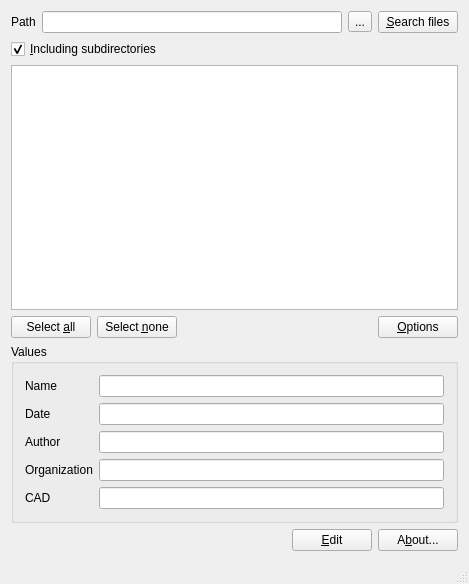
Old version of the form src/mainwindow.ui in the repository ZIMA-Engineering/ZIMA-STEP-Edit.
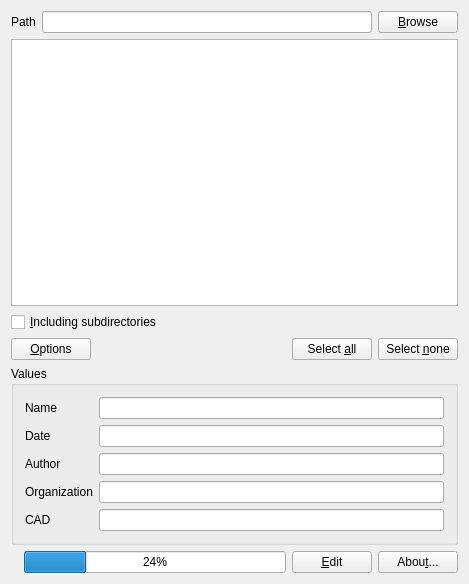
New version of the form. Icons and pictures are not drawn.

What changed in the file:
```diff
--- a/src/mainwindow.ui
+++ b/src/mainwindow.ui
@@ -10,6 +10,12 @@
     <height>584</height>
    </rect>
   </property>
+  <property name="sizePolicy">
+   <sizepolicy hsizetype="Preferred" vsizetype="Preferred">
+    <horstretch>0</horstretch>
+    <verstretch>0</verstretch>
+   </sizepolicy>
+  </property>
   <property name="windowTitle">
    <string>ZIMA-STEP-Edit BETA</string>
   </property>
@@ -35,36 +41,53 @@
        <widget class="QLineEdit" name="pathLineEdit"/>
       </item>
       <item>
-       <widget class="QToolButton" name="browseButton">
+       <widget class="QPushButton" name="browseButton">
         <property name="text">
-         <string>...</string>
+         <string>&amp;Browse</string>
         </property>
-       </widget>
-      </item>
-      <item>
-       <widget class="QPushButton" name="searchButton">
-        <property name="text">
-         <string>&amp;Search files</string>
+        <property name="icon">
+         <iconset resource="../zima-step-edit.qrc">
+          <normaloff>:/gfx/dir.xpm</normaloff>:/gfx/dir.xpm</iconset>
         </property>
        </widget>
       </item>
      </layout>
     </item>
+    <item>
+     <widget class="QListWidget" name="fileListWidget"/>
+    </item>
     <item>
      <widget class="QCheckBox" name="subdirsCheckBox">
       <property name="text">
        <string>&amp;Including subdirectories</string>
       </property>
       <property name="checked">
-       <bool>true</bool>
+       <bool>false</bool>
       </property>
      </widget>
     </item>
-    <item>
-     <widget class="QListWidget" name="fileListWidget"/>
-    </item>
     <item>
      <layout class="QHBoxLayout" name="horizontalLayout_2">
+      <item>
+       <widget class="QPushButton" name="optionsButton">
+        <property name="text">
+         <string>&amp;Options</string>
+        </property>
+       </widget>
+      </item>
+      <item>
+       <spacer name="horizontalSpacer">
+        <property name="orientation">
+         <enum>Qt::Horizontal</enum>
+        </property>
+        <property name="sizeHint" stdset="0">
+         <size>
+          <width>40</width>
+          <height>20</height>
+         </size>
+        </property>
+       </spacer>
+      </item>
       <item>
        <widget class="QPushButton" name="selectAllButton">
         <property name="text">
@@ -79,26 +102,6 @@
         </property>
        </widget>
       </item>
-      <item>
-       <spacer name="horizontalSpacer">
-        <property name="orientation">
-         <enum>Qt::Horizontal</enum>
-        </property>
-        <property name="sizeHint" stdset="0">
-         <size>
-          <width>40</width>
-          <height>20</height>
-         </size>
-        </property>
-       </spacer>
-      </item>
-      <item>
-       <widget class="QPushButton" name="optionsButton">
-        <property name="text">
-         <string>&amp;Options</string>
-        </property>
-       </widget>
-      </item>
      </layout>
     </item>
     <item>
@@ -166,20 +169,27 @@
     <item>
      <layout class="QHBoxLayout" name="horizontalLayout_3">
       <item>
-       <spacer name="horizontalSpacer_2">
-        <property name="orientation">
-         <enum>Qt::Horizontal</enum>
+       <widget class="QLabel" name="statusText">
+        <property name="text">
+         <string/>
         </property>
-        <property name="sizeHint" stdset="0">
-         <size>
-          <width>40</width>
-          <height>20</height>
-         </size>
+       </widget>
+      </item>
+      <item>
+       <widget class="QProgressBar" name="progressBar">
+        <property name="value">
+         <number>24</number>
         </property>
-       </spacer>
+       </widget>
       </item>
       <item>
        <widget class="QPushButton" name="editButton">
+        <property name="sizePolicy">
+         <sizepolicy hsizetype="Fixed" vsizetype="Fixed">
+          <horstretch>0</horstretch>
+          <verstretch>0</verstretch>
+         </sizepolicy>
+        </property>
         <property name="text">
          <string>&amp;Edit</string>
         </property>
@@ -187,8 +197,14 @@
       </item>
       <item>
        <widget class="QPushButton" name="aboutButton">
+        <property name="sizePolicy">
+         <sizepolicy hsizetype="Fixed" vsizetype="Fixed">
+          <horstretch>0</horstretch>
+          <verstretch>0</verstretch>
+         </sizepolicy>
+        </property>
         <property name="text">
-         <string>A&amp;bout...</string>
+         <string>Abou&amp;t...</string>
         </property>
        </widget>
       </item>
@@ -206,7 +222,6 @@
     </rect>
    </property>
   </widget>
-  <widget class="QStatusBar" name="statusBar"/>
  </widget>
  <layoutdefault spacing="6" margin="11"/>
  <resources>
```
